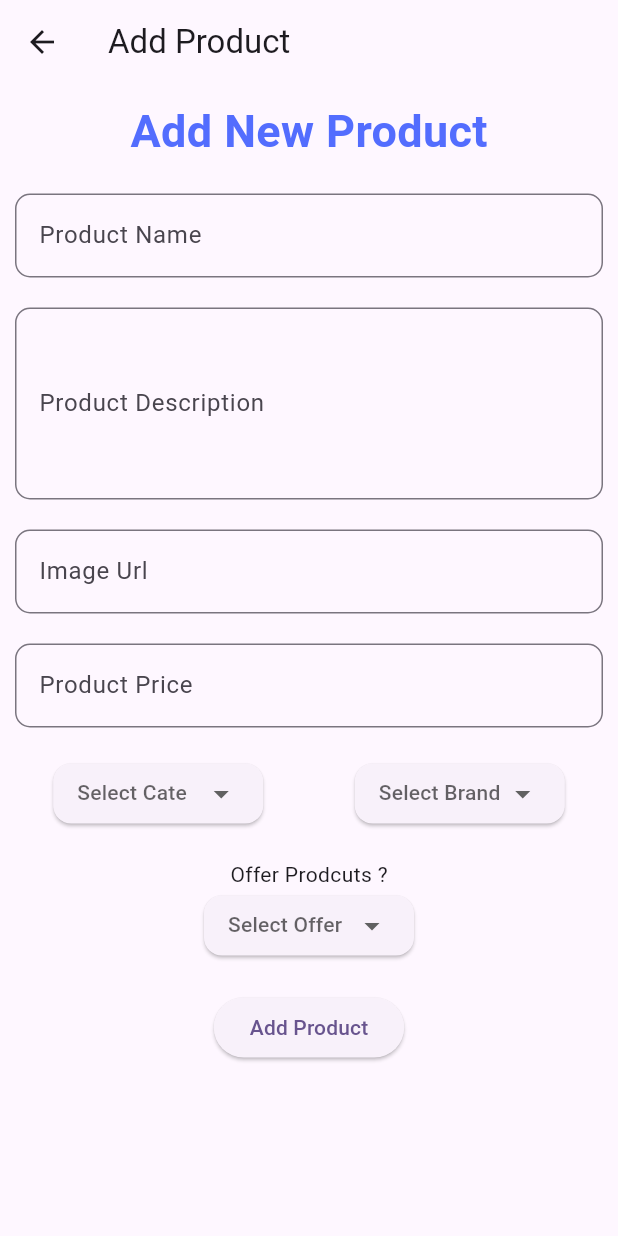
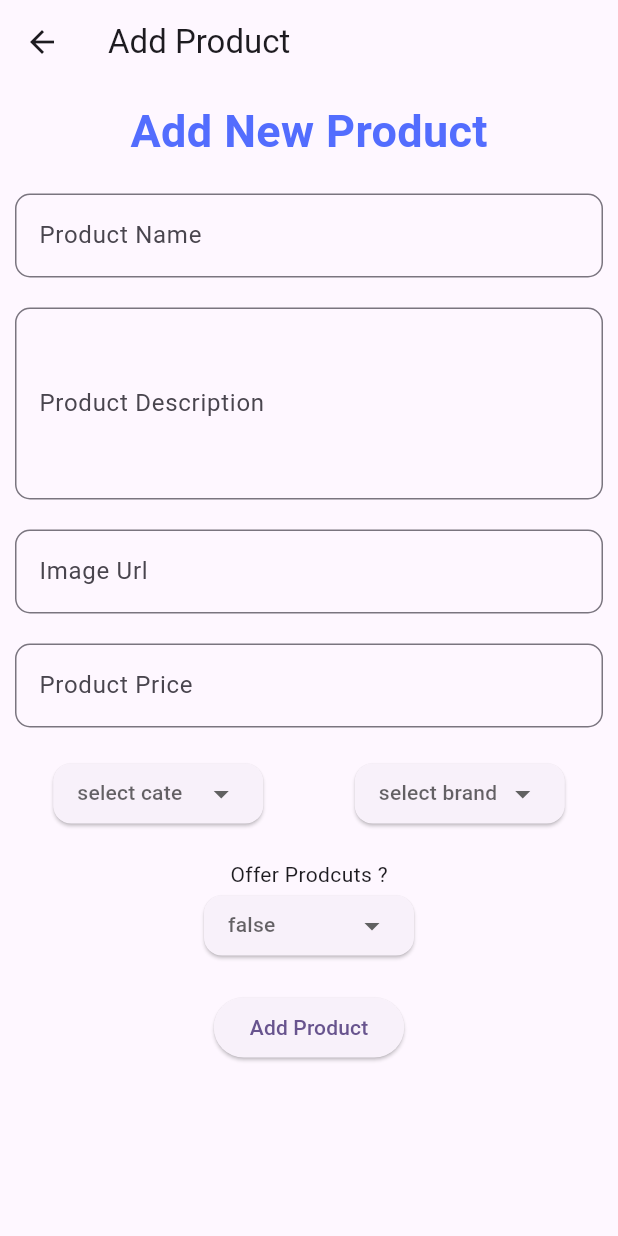
Before and after one commit to shubhamm5g/footwere_store_app, a Flutter app: the screen it shows after launch, after a tap on the "add" icon, on a phone screen of 412 x 824 dp. Run offline on Flutter 3.47's test engine with Material 3 defaults, Android fonts, the phone set to English and light mode, and no system bars; drawn by our look-alikes of dropdown_button2; our stand-ins replace cloud_firestore, firebase_core, get; accounts and stored records are empty.

Commit message:
completed admin side

```diff
--- a/lib/controller/home_controller.dart
+++ b/lib/controller/home_controller.dart
@@ -10,16 +10,45 @@ class HomeController extends GetxController {
   TextEditingController productImageController = TextEditingController();
   TextEditingController productPriceController = TextEditingController();
 
-  String category = "";
-  String brand = "";
+  String category = "select cate";
+  String brand = "select brand";
   bool offer = false;
 
   FirebaseFirestore firestore = FirebaseFirestore.instance;
   late CollectionReference productCollection;
   @override
-  void onInit() {
+  Future<void> onInit() async {
     productCollection = firestore.collection("products");
+    await fetchProducts();
+    update();
     super.onInit();
+  }
+
+  List<Product> products = [];
+  fetchProducts() async {
+    try {
+      QuerySnapshot productSnapshot = await productCollection.get();
+      final List<Product> retrivedProducts = productSnapshot.docs
+          .map((doc) => Product.fromJson(doc.data() as Map<String, dynamic>))
+          .toList();
+      products.clear();
+      products.assignAll(retrivedProducts);
+      update();
+    } catch (e) {
+      Get.snackbar("error", "Fetch error $e", colorText: Colors.red);
+    } finally {
+      update();
+    }
+  }
+
+  deleteProducts(String id) async {
+    try {
+      await productCollection.doc(id).delete();
+      fetchProducts();
+      Get.snackbar("Deleted", "Deleted successfully ", colorText: Colors.green);
+    } catch (e) {
+      Get.snackbar("error", e.toString(), colorText: Colors.red);
+    }
   }
 
   addProduct() {
@@ -40,8 +69,21 @@ class HomeController extends GetxController {
       doc.set(productJson);
       Get.snackbar("Success", "Product added Successfully",
           colorText: Colors.green);
+      setValueDefault();
+      update();
     } catch (e) {
-      print(e);
+      Get.snackbar('Error', e.toString(), colorText: Colors.red);
     }
   }
+
+  setValueDefault() {
+    productNameController.clear();
+    productDescriptionController.clear();
+    productImageController.clear();
+    productPriceController.clear();
+    category = "select cate";
+    brand = "select brand";
+    offer = false;
+    update();
+  }
 }
--- a/lib/main.dart
+++ b/lib/main.dart
@@ -7,9 +7,9 @@ import 'package:footwere_store_app/screens/home_page.dart';
 import 'package:get/get.dart';
 
 Future<void> main() async {
-  Get.put(HomeController());
   WidgetsFlutterBinding.ensureInitialized();
   await Firebase.initializeApp(options: DefaultFirebaseOptions.currentPlatform);
+  Get.put(HomeController());
   runApp(const MainApp());
 }
 
--- a/lib/screens/add_product_page.dart
+++ b/lib/screens/add_product_page.dart
@@ -1,5 +1,6 @@
 import 'package:flutter/material.dart';
 import 'package:footwere_store_app/controller/home_controller.dart';
+import 'package:footwere_store_app/screens/home_page.dart';
 import 'package:footwere_store_app/widgets/dropdown_btn.dart';
 import 'package:get/get.dart';
 
@@ -67,8 +68,9 @@ class AddProductPage extends StatelessWidget {
                       child: DropDownBtn(
                     onSelected: (selectedValue) {
                       controller.category = selectedValue ?? "";
+                      controller.update();
                     },
-                    selectedItemText: "Select Cate",
+                    selectedItemText: controller.category,
                     items: ['Cate1', 'Cate2', 'Cate3'],
                   )),
                   const WSpace(),
@@ -76,8 +78,9 @@ class AddProductPage extends StatelessWidget {
                       child: DropDownBtn(
                     onSelected: (selectedValue) {
                       controller.brand = selectedValue ?? "";
+                      controller.update();
                     },
-                    selectedItemText: "Select Brand",
+                    selectedItemText: controller.brand,
                     items: ['Brand1', 'Brand2', 'Brand3'],
                   )),
                 ],
@@ -89,13 +92,15 @@ class AddProductPage extends StatelessWidget {
                   controller.offer =
                       bool.tryParse(selectedValue ?? "false") ?? false;
                 },
-                selectedItemText: "Select Offer",
+                selectedItemText: controller.offer.toString() ?? "Select Offer",
                 items: ['true', "false"],
               ),
               HSpace(),
               ElevatedButton(
                   onPressed: () {
                     controller.addProduct();
+                    controller.update();
+                    Get.to(() => HomePage());
                   },
                   child: Text("Add Product"))
             ]),
--- a/lib/screens/home_page.dart
+++ b/lib/screens/home_page.dart
@@ -14,18 +14,23 @@ class HomePage extends StatelessWidget {
           title: Text("Footer Admin"),
         ),
         body: ListView.builder(
-            itemCount: 10,
+            itemCount: controller.products.length,
             itemBuilder: (context, index) {
               return ListTile(
-                title: Text("Title"),
-                subtitle: Text("Price : 100"),
-                trailing:
-                    IconButton(onPressed: () {}, icon: Icon(Icons.delete)),
+                title: Text(controller.products[index].name.toString()),
+                subtitle:
+                    Text("Price : ${controller.products[index].price ?? 0}"),
+                trailing: IconButton(
+                    onPressed: () {
+                      controller.deleteProducts(
+                          controller.products[index].id.toString());
+                    },
+                    icon: Icon(Icons.delete)),
               );
             }),
         floatingActionButton: FloatingActionButton(
           onPressed: () {
-            Get.to(AddProductPage());
+            Get.to(() => AddProductPage());
           },
           child: Icon(Icons.add),
         ),
```
Also changed, not shown: lib/firebase_options.dart, 4 other files.
